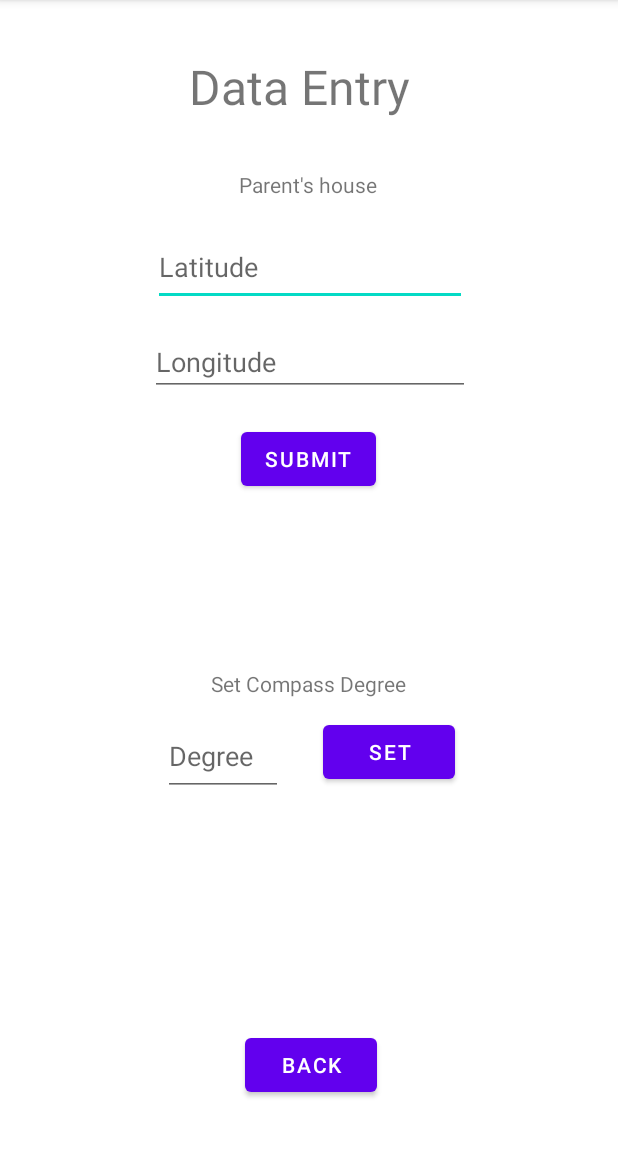
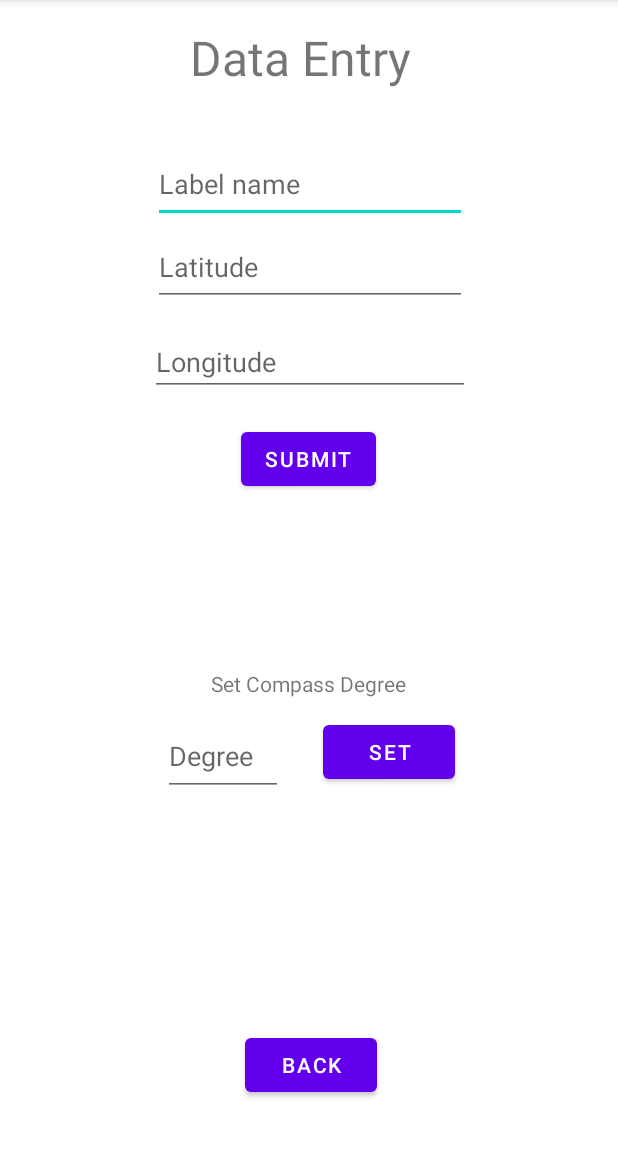
Before and after one commit to CSE-110-Winter-2023/cse-110-project-cse-110-team-9, an Android app: the screen it shows after launch (DataEntryActivity), after a tap on "DATA ENTRY ->", on a phone screen of 412 x 824 dp, the part 84-1236 px from its top. Run offline under Robolectric (Android 15) with nearby library versions, the phone set to English and light mode, and no system bars; our stand-ins replace Room's generated code; 1 statement that could not run was skipped.

Commit message:
AddLocation temporary code

```diff
--- a/app/src/main/java/edu/ucsd/cse110/cse_110_project_cse_110_team_9/AddLocation.java
+++ b/app/src/main/java/edu/ucsd/cse110/cse_110_project_cse_110_team_9/AddLocation.java
@@ -3,8 +3,11 @@ package edu.ucsd.cse110.cse_110_project_cse_110_team_9;
 
 import android.content.Context;
 
+import androidx.annotation.NonNull;
 import androidx.core.util.Pair;
 import androidx.lifecycle.MutableLiveData;
+import androidx.room.Entity;
+import androidx.room.PrimaryKey;
 
 import com.google.gson.Gson;
 import com.google.gson.reflect.TypeToken;
@@ -17,12 +20,20 @@ import java.lang.reflect.Type;
 import java.util.Collections;
 import java.util.List;
 
+@Entity(tableName = "locations")
 public class AddLocation {
+
+    @PrimaryKey(autoGenerate = true)
+    public long id;
+
+    @NonNull
     public Double latVal;
+    @NonNull
     public Double longVal;
+    @NonNull
     public String name;
 
-    public AddLocation(String name, Double latVal,Double longVal) {
+    public AddLocation(@NonNull String name, @NonNull Double latVal, @NonNull Double longVal) {
         this.name = name;
         this.latVal = latVal;
         this.longVal = longVal;
--- a/app/src/main/java/edu/ucsd/cse110/cse_110_project_cse_110_team_9/MainActivity.java
+++ b/app/src/main/java/edu/ucsd/cse110/cse_110_project_cse_110_team_9/MainActivity.java
@@ -61,6 +61,9 @@ public class MainActivity extends AppCompatActivity {
         recyclerView.setAdapter(adapter);
 
         adapter.setLocations(AddLocation.loadJson(this, "saved_locations.json"));
+
+        List<AddLocation> addLocationList = AddLocation.loadJson(this, "saved_locations.json");
+        Log.d("AddLocs", addLocationList.toString());
 
         timeService = TimeService.singleton();
         var timeData = timeService.getTimeData();
--- a/app/src/main/res/layout/activity_data_entry.xml
+++ b/app/src/main/res/layout/activity_data_entry.xml
@@ -5,6 +5,20 @@
     android:layout_width="match_parent"
     android:layout_height="match_parent"
     tools:context=".DataEntryActivity">
+
+    <EditText
+        android:id="@+id/labelName"
+        android:layout_width="209dp"
+        android:layout_height="52dp"
+        android:ems="10"
+        android:hint="Label name"
+        android:inputType="textPersonName"
+        app:layout_constraintBottom_toBottomOf="parent"
+        app:layout_constraintEnd_toEndOf="parent"
+        app:layout_constraintHorizontal_bias="0.504"
+        app:layout_constraintStart_toStartOf="parent"
+        app:layout_constraintTop_toTopOf="parent"
+        app:layout_constraintVertical_bias="0.135" />
 
     <TextView
         android:id="@+id/textView"
@@ -14,18 +28,17 @@
         android:textSize="32dp"
         app:layout_constraintBottom_toBottomOf="parent"
         app:layout_constraintEnd_toEndOf="parent"
-        app:layout_constraintHorizontal_bias="0.498"
         app:layout_constraintStart_toStartOf="parent"
         app:layout_constraintTop_toTopOf="parent"
-        app:layout_constraintVertical_bias="0.05" />
+        app:layout_constraintVertical_bias="0.023" />
 
     <EditText
-        android:id="@+id/editTextTextPersonName"
+        android:id="@+id/latitude"
         android:layout_width="209dp"
         android:layout_height="52dp"
         android:ems="10"
         android:hint="Latitude"
-        android:inputType="textPersonName"
+        android:inputType="numberDecimal"
         app:layout_constraintBottom_toBottomOf="parent"
         app:layout_constraintEnd_toEndOf="parent"
         app:layout_constraintHorizontal_bias="0.504"
@@ -34,12 +47,12 @@
         app:layout_constraintVertical_bias="0.212" />
 
     <EditText
-        android:id="@+id/editTextTextPersonName2"
+        android:id="@+id/longitude"
         android:layout_width="wrap_content"
         android:layout_height="wrap_content"
         android:ems="10"
         android:hint="Longitude"
-        android:inputType="textPersonName"
+        android:inputType="numberDecimal"
         app:layout_constraintBottom_toBottomOf="parent"
         app:layout_constraintEnd_toEndOf="parent"
         app:layout_constraintHorizontal_bias="0.502"
@@ -47,22 +60,11 @@
         app:layout_constraintTop_toTopOf="parent"
         app:layout_constraintVertical_bias="0.303" />
 
-    <TextView
-        android:id="@+id/textView2"
+    <Button
+        android:id="@+id/submit"
         android:layout_width="wrap_content"
         android:layout_height="wrap_content"
-        android:text="Parent's house"
-        app:layout_constraintBottom_toBottomOf="parent"
-        app:layout_constraintEnd_toEndOf="parent"
-        app:layout_constraintHorizontal_bias="0.498"
-        app:layout_constraintStart_toStartOf="parent"
-        app:layout_constraintTop_toBottomOf="@+id/textView"
-        app:layout_constraintVertical_bias="0.035" />
-
-    <Button
-        android:id="@+id/button"
-        android:layout_width="wrap_content"
-        android:layout_height="wrap_content"
+        android:onClick="onClickSubmit"
         android:text="submit"
         app:layout_constraintBottom_toBottomOf="parent"
         app:layout_constraintEnd_toEndOf="parent"
@@ -121,4 +123,5 @@
         app:layout_constraintStart_toStartOf="parent"
         app:layout_constraintTop_toTopOf="parent"
         app:layout_constraintVertical_bias="0.596" />
+
 </androidx.constraintlayout.widget.ConstraintLayout>
```
Also changed, not shown: app/src/main/java/edu/ucsd/cse110/cse_110_project_cse_110_team_9/AddLocationDao.java (added, +27 -0 lines), app/src/main/java/edu/ucsd/cse110/cse_110_project_cse_110_team_9/DataEntryActivity.java (+8 -0 lines), app/src/main/java/edu/ucsd/cse110/cse_110_project_cse_110_team_9/LocationDatabase.java (added, +9 -0 lines).
